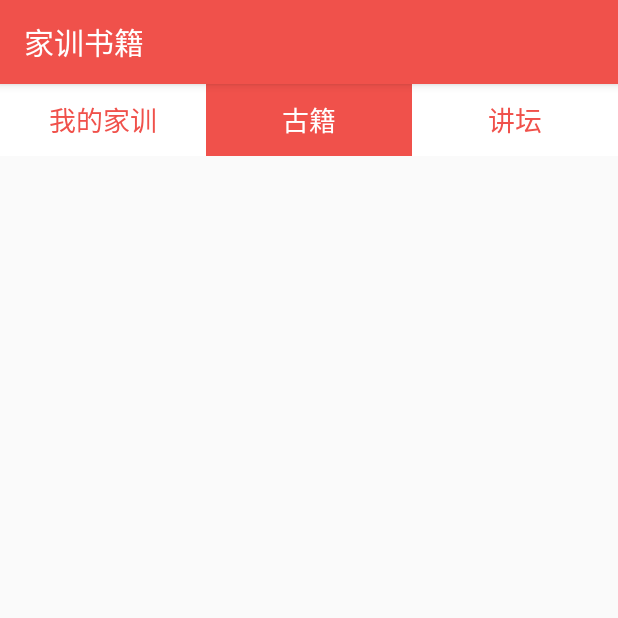
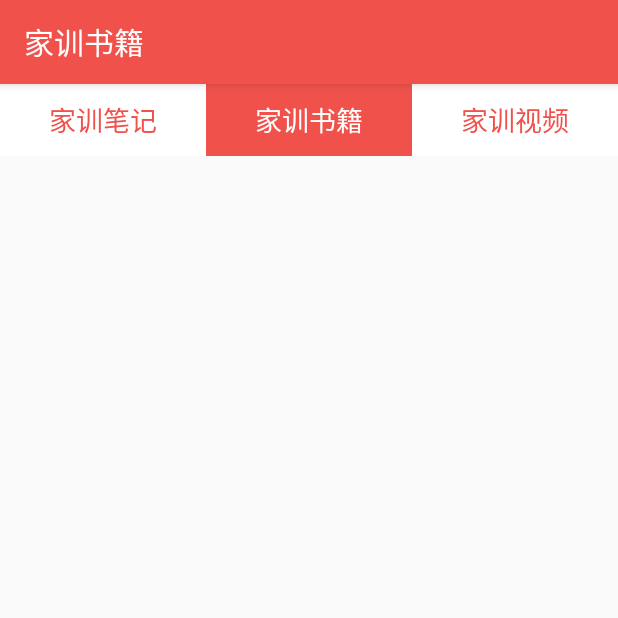
Before and after one commit to pengkunRu/FamilyInstruction, an Android app: the screen it shows after launch (BookShelfActivity), on a phone screen of 412 x 824 dp, the top half of it. Run offline under Robolectric (Android 15) with nearby library versions, the phone set to English and light mode, and no system bars; 3 statements that could not run were skipped.

Commit message:
1.83 为“家训书籍界面实现侧滑菜单”

```diff
--- a/app/src/main/res/layout/activity_book_shelf.xml
+++ b/app/src/main/res/layout/activity_book_shelf.xml
@@ -1,10 +1,16 @@
 <?xml version="1.0" encoding="utf-8"?>
-<LinearLayout xmlns:android="http://schemas.android.com/apk/res/android"
+<android.support.v4.widget.DrawerLayout xmlns:android="http://schemas.android.com/apk/res/android"
     xmlns:tools="http://schemas.android.com/tools"
     android:layout_width="match_parent"
     android:layout_height="match_parent"
+    xmlns:app="http://schemas.android.com/apk/res-auto"
     android:orientation="vertical"
     tools:context="com.example.android.familyinstruction.BookShelfActivity">
+
+    <LinearLayout
+        android:layout_width="match_parent"
+        android:layout_height="match_parent"
+        android:orientation="vertical">
 
         <LinearLayout
             android:id="@+id/navigation2"
@@ -17,7 +23,7 @@
                 android:layout_width="wrap_content"
                 android:layout_height="wrap_content"
                 android:layout_weight="1"
-            android:text="我的家训"
+                android:text="家训笔记"
                 android:textSize="18sp" />
 
             <Button
@@ -25,7 +31,7 @@
                 android:layout_width="wrap_content"
                 android:layout_height="wrap_content"
                 android:layout_weight="1"
-            android:text="古籍"
+                android:text="家训书籍"
                 android:textSize="18sp" />
 
             <Button
@@ -33,7 +39,7 @@
                 android:layout_width="wrap_content"
                 android:layout_height="wrap_content"
                 android:layout_weight="1"
-            android:text="讲坛"
+                android:text="家训视频"
                 android:textSize="18sp" />
         </LinearLayout>
 
@@ -41,6 +47,19 @@
             android:id="@+id/book_shelf_list"
             android:layout_width="match_parent"
             android:layout_height="match_parent"
-        android:numColumns="3"/>
+            android:numColumns="3" />
+    </LinearLayout>
 
-</LinearLayout>
+    <android.support.design.widget.NavigationView
+        app:menu="@menu/menu_drawer"
+        app:headerLayout="@layout/header"
+        android:id="@+id/navigation_view"
+        android:layout_width="wrap_content"
+        android:layout_height="match_parent"
+        android:background="@color/white"
+        app:itemTextColor="@color/darkgray"
+        app:itemIconTint="@color/darkgray"
+        android:layout_gravity="start">
+    </android.support.design.widget.NavigationView>
+
+</android.support.v4.widget.DrawerLayout>
```
Lines whose indentation alone changed are shown as unchanged.
